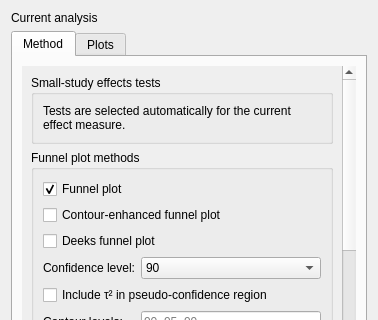
Above: src/rc_metastudio/forms/publication_bias_dialog.ui from AliSalman-et-al/openmeta-analyst-community before the change; both pictures show x 0 to 378 and y 0 to 320 of the 378 by 502 pixel window. Below: the same form after it.
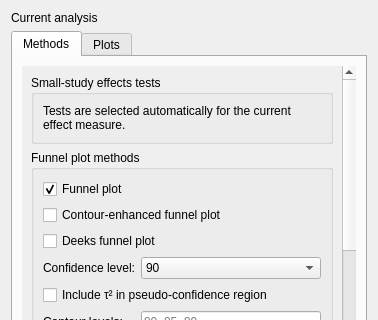
That is the form after the change.

Commit message: Rename publication bias methods tab

What changed in the file:
```diff
--- a/src/rc_metastudio/forms/publication_bias_dialog.ui
+++ b/src/rc_metastudio/forms/publication_bias_dialog.ui
@@ -10,7 +10,7 @@
     <widget class="QTabWidget" name="tabs">
      <property name="currentIndex"><number>0</number></property>
      <widget class="QWidget" name="methods_tab">
-      <attribute name="title"><string>Method</string></attribute>
+      <attribute name="title"><string>Methods</string></attribute>
       <layout class="QVBoxLayout" name="methods_layout">
        <item>
         <widget class="QScrollArea" name="methods_scroll">
```
The commit also changes 2 other files.
